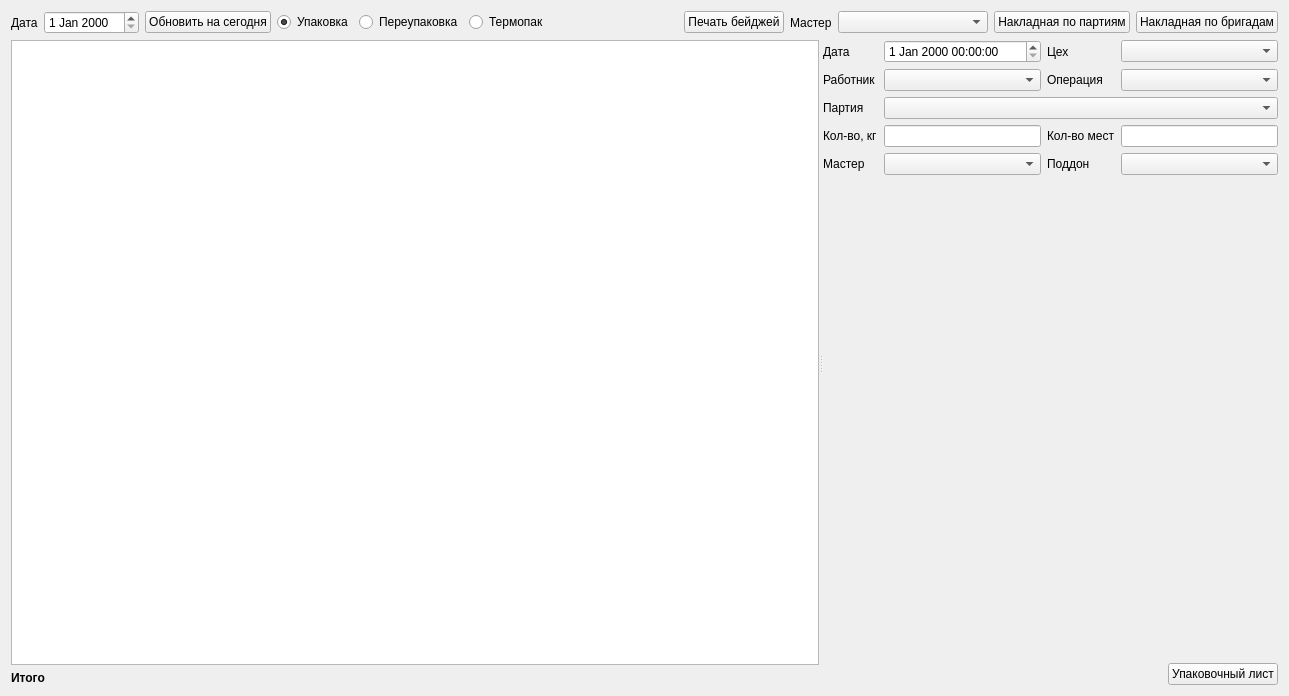
Sergeyego/warehouse, file formpack.ui: the form before one commit.
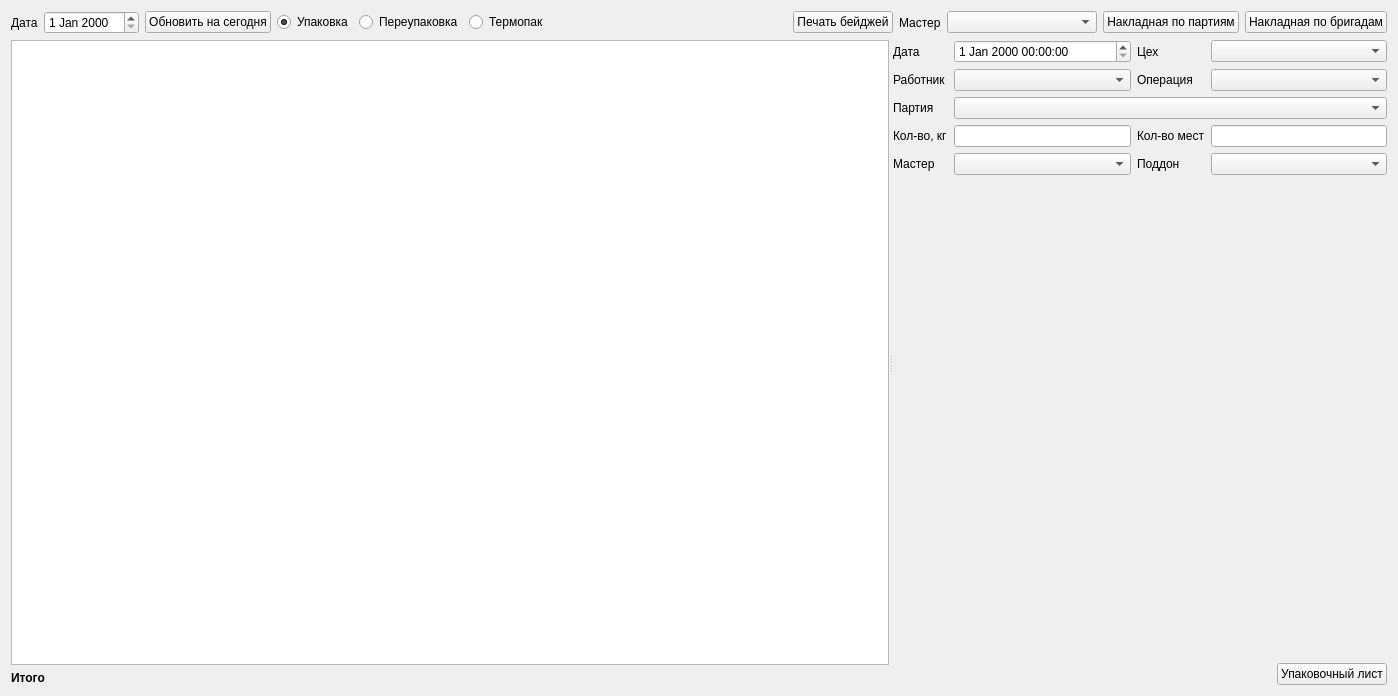
The form after the commit. Custom widgets are drawn as their Qt base class.

Diff of the .ui file:
```diff
--- a/formpack.ui
+++ b/formpack.ui
@@ -6,7 +6,7 @@
    <rect>
     <x>0</x>
     <y>0</y>
-    <width>1289</width>
+    <width>1398</width>
     <height>696</height>
    </rect>
   </property>
@@ -145,7 +145,6 @@
           <widget class="QLabel" name="labelSum">
            <property name="font">
             <font>
-             <weight>75</weight>
              <bold>true</bold>
             </font>
            </property>
```
Left out of the diff: 18 changed lines with no effect on the pictures.
